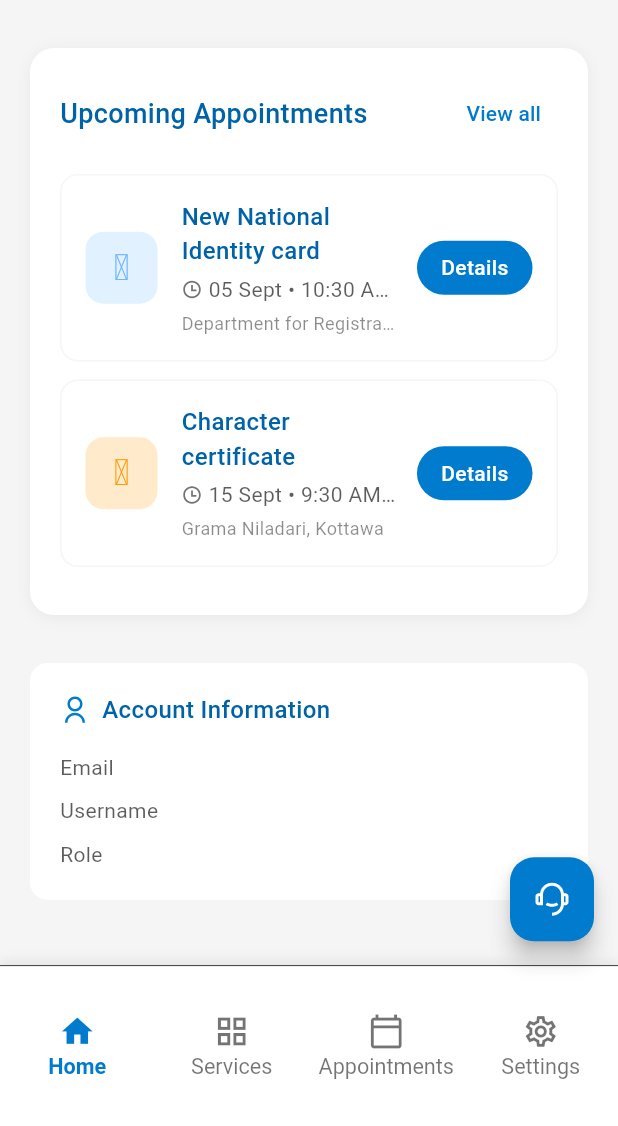
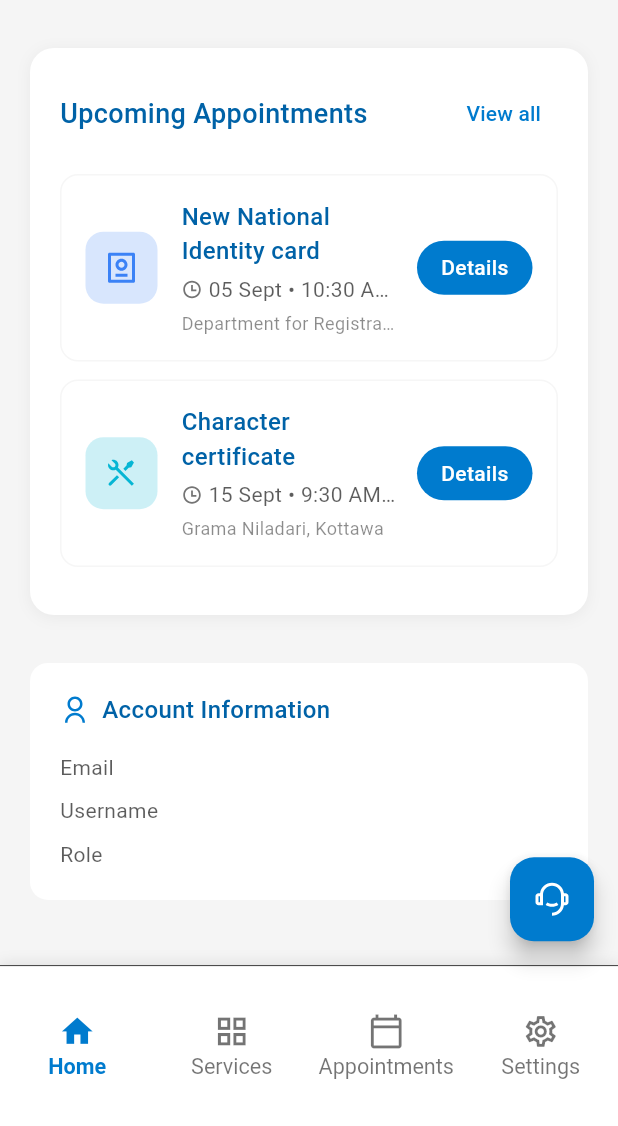
Before and after one commit to TeamSudoForge/SudoForge_GovConnect, a Flutter app: the HomeScreen screen opened by its route, scrolled down 425 dp, on a phone screen of 412 x 824 dp, the part 110-1236 px from its top. Run offline on Flutter 3.47's test engine with Material 3 defaults, Android fonts, the phone set to English and light mode, and no system bars; our stand-ins replace dio, file_picker, firebase_core, firebase_messaging, flutter_local_notifications, flutter_map and 10 more; missing offline and left inert: mobile_scanner, passkeys, passkeys_platform_interface; accounts and stored records are empty.

Commit message:
Refactor API configuration, enhance appointment model with department linkage, and introduce department utilities for improved service management

```diff
--- a/frontend/lib/src/core/config/api_config.dart
+++ b/frontend/lib/src/core/config/api_config.dart
@@ -1,7 +1,7 @@
 class ApiConfig {
   // Base URL for the API - update this to match your backend URL
-  // static const String baseUrl = 'http://10.0.2.2:3000'; // Removed /api
-  static const String baseUrl = 'http://192.168.1.138:3000'; // Removed /api
+  static const String baseUrl = 'http://10.0.2.2:3000'; // Removed /api
+  // static const String baseUrl = 'http://192.168.1.138:3000'; // Removed /api
 
   // Authentication endpoints
   static const String authEndpoint = '/auth';
--- a/frontend/lib/src/core/models/appointment_models.dart
+++ b/frontend/lib/src/core/models/appointment_models.dart
@@ -5,6 +5,7 @@ class AppointmentListItem {
   final String date;
   final String time;
   final AppointmentStatus status;
+  final String? departmentId; // Add this field to link to department
 
   AppointmentListItem({
     required this.id,
@@ -13,6 +14,7 @@ class AppointmentListItem {
     required this.date,
     required this.time,
     required this.status,
+    this.departmentId, // Add this parameter
   });
 }
 
@@ -88,6 +90,7 @@ final List<AppointmentListItem> sampleAppointmentsList = [
     date: '05\nSept',
     time: '10:30 AM - 11:00 AM',
     status: AppointmentStatus.upcoming,
+    departmentId: 'immigration', // Link to immigration department
   ),
   AppointmentListItem(
     id: '2',
@@ -96,6 +99,7 @@ final List<AppointmentListItem> sampleAppointmentsList = [
     date: '15\nSept',
     time: '9:30 AM - 10:00 AM',
     status: AppointmentStatus.upcoming,
+    departmentId: 'public-works', // Link to public works department
   ),
   AppointmentListItem(
     id: '3',
@@ -104,6 +108,7 @@ final List<AppointmentListItem> sampleAppointmentsList = [
     date: '15\nSept',
     time: '10:30 AM - 11:00 AM',
     status: AppointmentStatus.upcoming,
+    departmentId: 'transport', // Link to transport department
   ),
   AppointmentListItem(
     id: '4',
@@ -112,6 +117,7 @@ final List<AppointmentListItem> sampleAppointmentsList = [
     date: '15\nJuly',
     time: '10:30 AM - 11:00 AM',
     status: AppointmentStatus.past,
+    departmentId: 'transport', // Link to transport department
   ),
   AppointmentListItem(
     id: '5',
@@ -120,6 +126,7 @@ final List<AppointmentListItem> sampleAppointmentsList = [
     date: '1\nJuly',
     time: '10:30 AM - 11:00 AM',
     status: AppointmentStatus.past,
+    departmentId: 'immigration', // Link to immigration department
   ),
 ];
 
--- a/frontend/lib/src/core/services/api_service.dart
+++ b/frontend/lib/src/core/services/api_service.dart
@@ -7,9 +7,9 @@ class ApiService {
     // When running on Android emulator, localhost needs to be changed to 10.0.2.2
     if (Platform.isAndroid) {
       // if using Android emulator
-      // return 'http://10.0.2.2:3000';
+      return 'http://10.0.2.2:3000';
       // if using real Android device
-      return "http://192.168.1.138:3000";
+      // return "http://192.168.1.138:3000";
     }
     // For iOS simulator or physical devices, you might need to use your machine's IP address
     return 'http://localhost:3000';
--- /dev/null
+++ b/frontend/lib/src/core/utils/department_utils.dart
@@ -0,0 +1,158 @@
+import 'package:flutter/material.dart';
+import 'package:remixicon/remixicon.dart';
+
+class DepartmentItem {
+  final String id;
+  final String name;
+  final String description;
+  final IconData icon;
+  final Color color;
+  final int serviceCount;
+
+  const DepartmentItem({
+    required this.id,
+    required this.name,
+    required this.description,
+    required this.icon,
+    required this.color,
+    required this.serviceCount,
+  });
+}
+
+class DepartmentUtils {
+  // Popular Departments Data
+  static final List<DepartmentItem> popularDepartments = [
+    DepartmentItem(
+      id: 'immigration',
+      name: 'Immigration',
+      description: 'Identity documents, passports, and recovery services',
+      icon: Remix.passport_line,
+      color: const Color(0xFF3B82F6), // Blue
+      serviceCount: 5,
+    ),
+    DepartmentItem(
+      id: 'business',
+      name: 'Business Services',
+      description: 'Licensing, permits, and business registration',
+      icon: Remix.briefcase_line,
+      color: const Color(0xFF8B5CF6), // Purple
+      serviceCount: 8,
+    ),
+    DepartmentItem(
+      id: 'health',
+      name: 'Health Services',
+      description: 'Public health, permits, and safety services',
+      icon: Remix.health_book_line,
+      color: const Color(0xFFEF4444), // Red
+      serviceCount: 6,
+    ),
+    DepartmentItem(
+      id: 'planning',
+      name: 'Planning & Development',
+      description: 'Building permits, zoning, and development',
+      icon: Remix.building_line,
+      color: const Color(0xFFF97316), // Orange
+      serviceCount: 4,
+    ),
+  ];
+
+  // All Departments Data
+  static final List<DepartmentItem> allDepartments = [
+    // Popular departments
+    ...popularDepartments,
+    // Additional departments
+    DepartmentItem(
+      id: 'public-works',
+      name: 'Public Works',
+      description: 'Infrastructure, utilities, and maintenance',
+      icon: Remix.tools_line,
+      color: const Color(0xFF06B6D4), // Cyan
+      serviceCount: 7,
+    ),
+    DepartmentItem(
+      id: 'revenue',
+      name: 'Revenue',
+      description: 'Tax collection, assessments, and payments',
+      icon: Remix.money_dollar_circle_line,
+      color: const Color(0xFF10B981), // Green
+      serviceCount: 5,
+    ),
+    DepartmentItem(
+      id: 'education',
+      name: 'Education',
+      description: 'Schools, certifications, and educational services',
+      icon: Remix.graduation_cap_line,
+      color: const Color(0xFFF59E0B), // Amber
+      serviceCount: 3,
+    ),
+    DepartmentItem(
+      id: 'agriculture',
+      name: 'Agriculture',
+      description: 'Farming permits, subsidies, and agricultural support',
+      icon: Remix.plant_line,
+      color: const Color(0xFF84CC16), // Lime
+      serviceCount: 4,
+    ),
+    DepartmentItem(
+      id: 'transport',
+      name: 'Transport',
+      description: 'Vehicle registration, licenses, and permits',
+      icon: Remix.car_line,
+      color: const Color(0xFF8B5CF6), // Purple
+      serviceCount: 6,
+    ),
+    DepartmentItem(
+      id: 'housing',
+      name: 'Housing',
+      description: 'Housing applications, subsidies, and permits',
+      icon: Remix.home_line,
+      color: const Color(0xFFEC4899), // Pink
+      serviceCount: 4,
+    ),
+  ];
+
+  // Create a map for quick lookup
+  static final Map<String, DepartmentItem> _departmentMap = {
+    for (final dept in allDepartments) dept.id: dept,
+  };
+
+  /// Get department info by ID
+  static DepartmentItem? getDepartmentById(String? departmentId) {
+    if (departmentId == null) return null;
+    return _departmentMap[departmentId];
+  }
+
+  /// Get department icon by ID
+  static IconData getDepartmentIcon(String? departmentId) {
+    final department = getDepartmentById(departmentId);
+    return department?.icon ?? Remix.service_line; // Default fallback icon
+  }
+
+  /// Get department color by ID
+  static Color getDepartmentColor(String? departmentId) {
+    final department = getDepartmentById(departmentId);
+    return department?.color ?? const Color(0xFF6B7280); // Default gray color
+  }
+
+  /// Get department info as a map (for convenience)
+  static Map<String, dynamic> getDepartmentInfo(String? departmentId) {
+    final department = getDepartmentById(departmentId);
+
+    if (department != null) {
+      return {
+        'icon': department.icon,
+        'color': department.color,
+        'name': department.name,
+        'description': department.description,
+      };
+    }
+
+    // Default fallback
+    return {
+      'icon': Remix.service_line,
+      'color': const Color(0xFF6B7280),
+      'name': 'General Service',
+      'description': 'Government service',
+    };
+  }
+}
--- a/frontend/lib/src/core/utils/text_style_helper.dart
+++ b/frontend/lib/src/core/utils/text_style_helper.dart
@@ -74,6 +74,16 @@ class AppTextStyles {
     fontWeight: FontWeight.w500,
     color: AppColors.colorFF1717,
   );
+  static const TextStyle body16Regular = TextStyle(
+    fontSize: 16,
+    fontWeight: FontWeight.w400,
+    color: AppColors.colorFF1717,
+  );
+  static const TextStyle body16Medium = TextStyle(
+    fontSize: 16,
+    fontWeight: FontWeight.w500,
+    color: AppColors.colorFF1717,
+  );
   static const TextStyle body10Regular = TextStyle(
     fontSize: 10,
     fontWeight: FontWeight.w400,
@@ -147,5 +157,7 @@ class TextStyleHelper {
   TextStyle get body12 => AppTextStyles.body12;
   TextStyle get body12Regular => AppTextStyles.body12Regular;
   TextStyle get body12Medium => AppTextStyles.body12Medium;
+  TextStyle get body16Regular => AppTextStyles.body16Regular;
+  TextStyle get body16Medium => AppTextStyles.body16Medium;
   TextStyle get body10Regular => AppTextStyles.body10Regular;
 }
--- a/frontend/lib/src/presentation/screens/home_screen.dart
+++ b/frontend/lib/src/presentation/screens/home_screen.dart
@@ -7,6 +7,7 @@ import '../../core/theme/theme_config.dart';
 import '../../core/services/appointment_service.dart';
 import '../../core/services/onboarding_service.dart';
 import '../../core/models/appointment_models.dart';
+import '../../core/utils/department_utils.dart';
 import '../widgets/custom_button.dart';
 import '../widgets/bottom_navigation_widget.dart';
 import 'login_screen.dart';
@@ -448,7 +449,9 @@ class HomeScreen extends StatelessWidget {
             await OnboardingService.instance.resetOnboarding();
             ScaffoldMessenger.of(context).showSnackBar(
               const SnackBar(
-                content: Text('Welcome screens reset. Restart app to see them.'),
+                content: Text(
+                  'Welcome screens reset. Restart app to see them.',
+                ),
               ),
             );
           },
@@ -626,11 +629,13 @@ class HomeScreen extends StatelessWidget {
     TextStyleHelper styles,
     ThemeData theme,
   ) {
-    // Get icon and color based on appointment type
-    final iconCode = AppointmentService.getAppointmentIcon(appointment.title);
-    final colorCode = AppointmentService.getAppointmentColor(appointment.title);
-    final appointmentColor = Color(colorCode);
-    final appointmentIcon = IconData(iconCode, fontFamily: 'RemixIcon');
+    // Get department info based on departmentId
+    final departmentIcon = DepartmentUtils.getDepartmentIcon(
+      appointment.departmentId,
+    );
+    final departmentColor = DepartmentUtils.getDepartmentColor(
+      appointment.departmentId,
+    );
 
     return Container(
       margin: const EdgeInsets.only(bottom: 12),
@@ -646,10 +651,10 @@ class HomeScreen extends StatelessWidget {
             width: 48,
             height: 48,
             decoration: BoxDecoration(
-              color: appointmentColor.withOpacity(0.2),
+              color: departmentColor.withOpacity(0.2),
               borderRadius: BorderRadius.circular(12),
             ),
-            child: Icon(appointmentIcon, color: appointmentColor, size: 24),
+            child: Icon(departmentIcon, color: departmentColor, size: 24),
           ),
           const SizedBox(width: 16),
           Expanded(
```
Also changed, not shown: frontend/lib/src/presentation/screens/services_screen.dart (+88 -195 lines).
